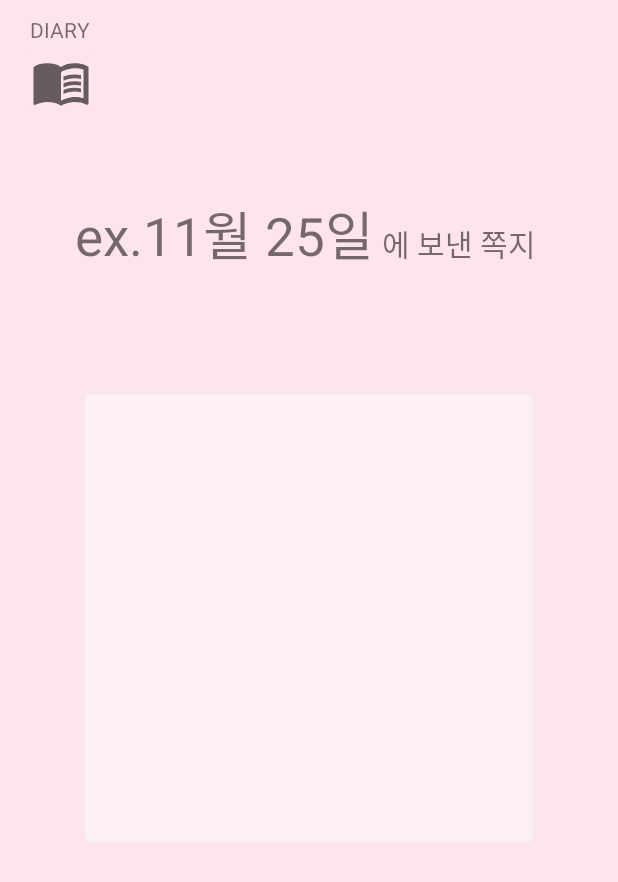
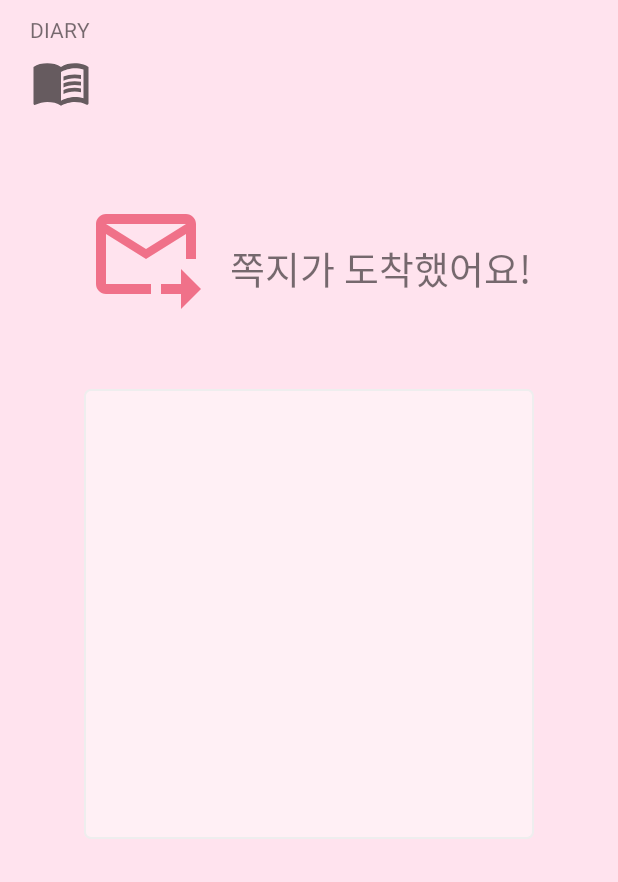
Before and after one commit to HyunhwaShin/NoteToMe_App, an Android app: the layout activity_notearrive.xml on its own in the app's theme, with its tools: preview values and no code run, on a phone screen of 412 x 824 dp. Shown: the top 882 px of the screen. Run offline under Robolectric (Android 15) with nearby library versions, the phone set to English and light mode, and no system bars.

Commit message:
완성 _2차

```diff
--- a/app/src/main/AndroidManifest.xml
+++ b/app/src/main/AndroidManifest.xml
@@ -30,7 +30,7 @@
         </activity>
         <activity android:name=".SettingActivity">
         </activity>
-        <activity android:name=".SelectDiaryActivity">
+        <activity android:name=".NoteArriveActivity">
         </activity>
 
         <receiver android:name=".DeviceBootReceiver"
@@ -42,6 +42,9 @@
 
         <receiver android:name=".AlarmReceiver" />
 
+        <activity android:name=".SelectDiaryActivity">
+        </activity>
+
     </application>
 
 </manifest>
--- a/app/src/main/java/com/example/notetome2/DI/DiaryList.java
+++ b/app/src/main/java/com/example/notetome2/DI/DiaryList.java
@@ -8,12 +8,11 @@ public class DiaryList {
 
     public static ArrayList<Diary> data = new ArrayList<>();
 
-    private DiaryList(ArrayList<Diary> data) {
+    private DiaryList(ArrayList<Diary> data){
         this.data = data;
     }
 
     public static DiaryList getInstance(ArrayList<Diary> data){
         return new DiaryList(data);
     }
-
 }
--- a/app/src/main/java/com/example/notetome2/DiaryListAdapter.java
+++ b/app/src/main/java/com/example/notetome2/DiaryListAdapter.java
@@ -52,15 +52,15 @@ public class DiaryListAdapter extends RecyclerView.Adapter<DiaryListAdapter.View
     }
 
 
-    public class ViewHolder extends RecyclerView.ViewHolder{
+    public class ViewHolder extends RecyclerView.ViewHolder {
         public TextView diaryText;
 
         public ViewHolder(@NonNull View itemView) {
             super(itemView);
+
             diaryText = itemView.findViewById(android.R.id.text1);
 
         }
     }
 
-
 }
--- a/app/src/main/res/layout/activity_notearrive.xml
+++ b/app/src/main/res/layout/activity_notearrive.xml
@@ -24,22 +24,26 @@
     <LinearLayout
         android:layout_width="wrap_content"
         android:layout_height="wrap_content"
-        android:orientation="horizontal">
+        android:orientation="horizontal"
+        android:layout_marginTop="50dp"
+        android:layout_gravity="center_horizontal">
+
+        <ImageView
+            android:id="@+id/note_icon"
+            android:layout_width="80dp"
+            android:layout_height="80dp"
+            android:src="@drawable/ic_app"
+            android:backgroundTint="@color/bg_main"
+            />
 
         <TextView
-            android:id="@+id/text_date"
-            android:layout_width="200dp"
+            android:layout_width="wrap_content"
             android:layout_height="wrap_content"
-            android:textSize="35sp"
-            android:text="ex.11월 25일"
-            android:layout_marginTop="50dp"
-            android:layout_marginLeft="50dp"/>
-        <TextView
-            android:layout_width="150dp"
-            android:layout_height="wrap_content"
-            android:text=" 에 보낸 쪽지"
-            android:textSize="20sp"
-            android:layout_marginTop="50dp"/>
+            android:text=" 쪽지가 도착했어요!"
+            android:textSize="25sp"
+            android:gravity="center"
+            android:layout_marginTop="30dp"
+            android:layout_marginLeft="10dp"/>
 
     </LinearLayout>
 
@@ -47,10 +51,12 @@
         android:id="@+id/text_letter"
         android:layout_width="300dp"
         android:layout_height="300dp"
-        android:layout_marginTop="80dp"
+        android:layout_marginTop="50dp"
         android:layout_gravity="center_horizontal"
         android:background="@drawable/edittext_rounded_corner_rectangle"
-        />
+        android:textSize="15sp"
+        android:paddingHorizontal="30dp"
+        android:paddingTop="30dp"/>
 
 
 </LinearLayout>
```
Also changed, not shown: app/src/main/java/com/example/notetome2/AlarmReceiver.java (+22 -7 lines), app/src/main/java/com/example/notetome2/Diary.java (+5 -5 lines), app/src/main/java/com/example/notetome2/MainActivity.java (+93 -15 lines), app/src/main/java/com/example/notetome2/NoteArriveActivity.java (+14 -2 lines), app/src/main/java/com/example/notetome2/NoteContract.java (+5 -2 lines), app/src/main/java/com/example/notetome2/NoteDBHelper.java (+10 -2 lines), app/src/main/java/com/example/notetome2/RecyclerDecoration.java (+1 -6 lines), app/src/main/java/com/example/notetome2/SelectDiaryActivity.java (+12 -0 lines), app/src/main/java/com/example/notetome2/SettingActivity.java (+17 -2 lines).
